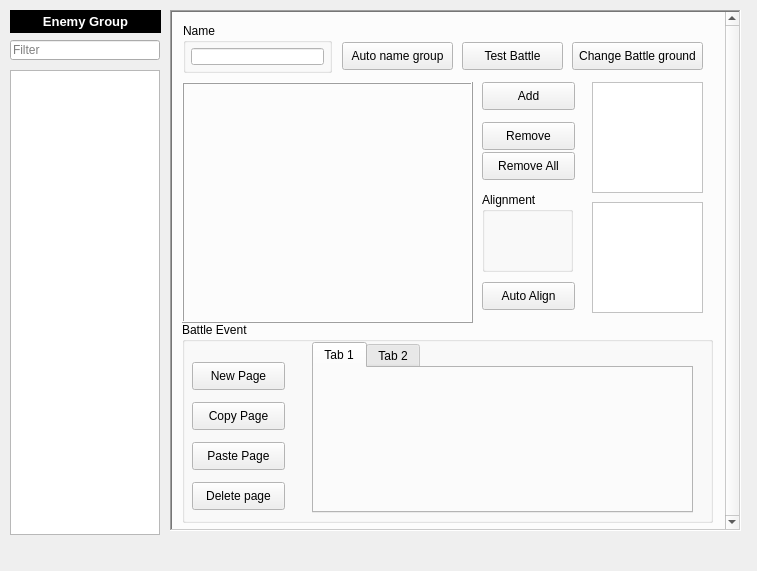
Old version of the form src/ui/database/enemy_group_widget.ui in the repository EasyRPG/Editor.
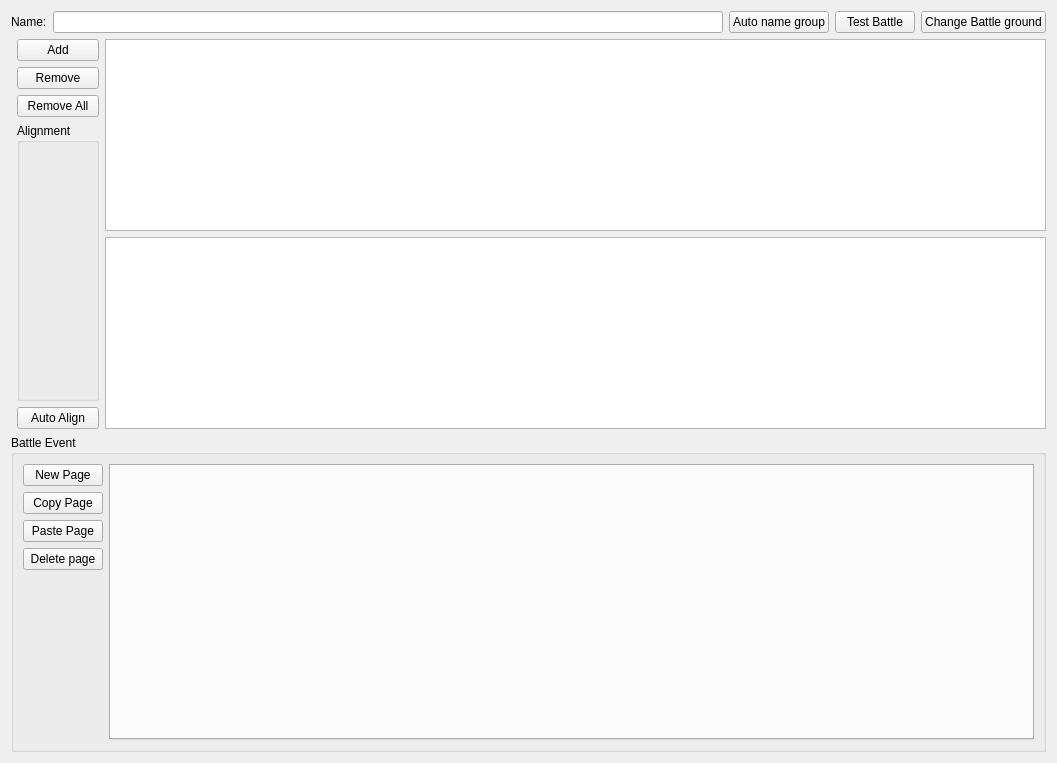
New version of the form.

Commit message:
Refactor Event Page Widgets: EventCommandsWidget is the handler for all event commands.
Is implemented now for Map Events, Common Events and Battle Events

```diff
--- a/src/ui/database/enemy_group_widget.ui
+++ b/src/ui/database/enemy_group_widget.ui
@@ -6,846 +6,178 @@
    <rect>
     <x>0</x>
     <y>0</y>
-    <width>757</width>
-    <height>571</height>
+    <width>1057</width>
+    <height>763</height>
    </rect>
   </property>
   <property name="windowTitle">
    <string>Form</string>
   </property>
-  <widget class="QListWidget" name="listOld_Character_9">
-   <property name="geometry">
-    <rect>
-     <x>10</x>
-     <y>70</y>
-     <width>150</width>
-     <height>465</height>
-    </rect>
-   </property>
-   <property name="maximumSize">
-    <size>
-     <width>150</width>
-     <height>16777215</height>
-    </size>
-   </property>
-   <property name="selectionRectVisible">
-    <bool>true</bool>
-   </property>
-  </widget>
-  <widget class="QScrollArea" name="scrollArea_2">
-   <property name="geometry">
-    <rect>
-     <x>170</x>
-     <y>10</y>
-     <width>571</width>
-     <height>521</height>
-    </rect>
-   </property>
-   <property name="palette">
-    <palette>
-     <active>
-      <colorrole role="Base">
-       <brush brushstyle="SolidPattern">
-        <color alpha="255">
-         <red>255</red>
-         <green>255</green>
-         <blue>255</blue>
-        </color>
-       </brush>
-      </colorrole>
-      <colorrole role="Window">
-       <brush brushstyle="SolidPattern">
-        <color alpha="255">
-         <red>252</red>
-         <green>252</green>
-         <blue>252</blue>
-        </color>
-       </brush>
-      </colorrole>
-     </active>
-     <inactive>
-      <colorrole role="Base">
-       <brush brushstyle="SolidPattern">
-        <color alpha="255">
-         <red>255</red>
-         <green>255</green>
-         <blue>255</blue>
-        </color>
-       </brush>
-      </colorrole>
-      <colorrole role="Window">
-       <brush brushstyle="SolidPattern">
-        <color alpha="255">
-         <red>252</red>
-         <green>252</green>
-         <blue>252</blue>
-        </color>
-       </brush>
-      </colorrole>
-     </inactive>
-     <disabled>
-      <colorrole role="Base">
-       <brush brushstyle="SolidPattern">
-        <color alpha="255">
-         <red>252</red>
-         <green>252</green>
-         <blue>252</blue>
-        </color>
-       </brush>
-      </colorrole>
-      <colorrole role="Window">
-       <brush brushstyle="SolidPattern">
-        <color alpha="255">
-         <red>252</red>
-         <green>252</green>
-         <blue>252</blue>
-        </color>
-       </brush>
-      </colorrole>
-     </disabled>
-    </palette>
-   </property>
-   <property name="frameShape">
-    <enum>QFrame::WinPanel</enum>
-   </property>
-   <property name="verticalScrollBarPolicy">
-    <enum>Qt::ScrollBarAlwaysOn</enum>
-   </property>
-   <property name="horizontalScrollBarPolicy">
-    <enum>Qt::ScrollBarAsNeeded</enum>
-   </property>
-   <property name="widgetResizable">
-    <bool>true</bool>
-   </property>
-   <widget class="QWidget" name="scrollAreaWidgetContents_2">
-    <property name="geometry">
-     <rect>
-      <x>0</x>
-      <y>0</y>
-      <width>550</width>
-      <height>517</height>
-     </rect>
-    </property>
-    <widget class="QGroupBox" name="groupBox_253">
-     <property name="geometry">
-      <rect>
-       <x>11</x>
-       <y>11</y>
-       <width>149</width>
-       <height>50</height>
-      </rect>
-     </property>
-     <property name="sizePolicy">
-      <sizepolicy hsizetype="Minimum" vsizetype="Minimum">
-       <horstretch>0</horstretch>
-       <verstretch>0</verstretch>
-      </sizepolicy>
-     </property>
-     <property name="title">
-      <string>Name</string>
-     </property>
-     <layout class="QHBoxLayout" name="horizontalLayout_33">
-      <property name="spacing">
-       <number>3</number>
-      </property>
-      <property name="leftMargin">
-       <number>5</number>
-      </property>
-      <property name="topMargin">
-       <number>5</number>
-      </property>
-      <property name="rightMargin">
-       <number>5</number>
-      </property>
-      <property name="bottomMargin">
-       <number>5</number>
-      </property>
-      <item>
-       <widget class="QLineEdit" name="lineOld_CharacterName_7"/>
-      </item>
-     </layout>
-    </widget>
-    <widget class="QPushButton" name="pushButton_42">
-     <property name="geometry">
-      <rect>
-       <x>170</x>
-       <y>30</y>
-       <width>111</width>
-       <height>28</height>
-      </rect>
-     </property>
-     <property name="text">
-      <string>Auto name group</string>
-     </property>
-    </widget>
-    <widget class="QPushButton" name="pushButton_43">
-     <property name="geometry">
-      <rect>
-       <x>290</x>
-       <y>30</y>
-       <width>101</width>
-       <height>28</height>
-      </rect>
-     </property>
-     <property name="text">
-      <string>Test Battle</string>
-     </property>
-    </widget>
-    <widget class="QPushButton" name="pushButton_44">
-     <property name="geometry">
-      <rect>
-       <x>400</x>
-       <y>30</y>
-       <width>131</width>
-       <height>28</height>
-      </rect>
-     </property>
-     <property name="text">
-      <string>Change Battle ground</string>
-     </property>
-    </widget>
-    <widget class="QFrame" name="frame_19">
-     <property name="geometry">
-      <rect>
-       <x>10</x>
-       <y>70</y>
-       <width>291</width>
-       <height>241</height>
-      </rect>
-     </property>
-     <property name="frameShape">
-      <enum>QFrame::Box</enum>
-     </property>
-     <property name="frameShadow">
-      <enum>QFrame::Raised</enum>
-     </property>
-    </widget>
-    <widget class="QPushButton" name="pushButton_45">
-     <property name="geometry">
-      <rect>
-       <x>310</x>
-       <y>70</y>
-       <width>93</width>
-       <height>28</height>
-      </rect>
-     </property>
-     <property name="text">
-      <string>Add</string>
-     </property>
-    </widget>
-    <widget class="QPushButton" name="pushButton_46">
-     <property name="geometry">
-      <rect>
-       <x>310</x>
-       <y>110</y>
-       <width>93</width>
-       <height>28</height>
-      </rect>
-     </property>
-     <property name="text">
-      <string>Remove</string>
-     </property>
-    </widget>
-    <widget class="QPushButton" name="pushButton_47">
-     <property name="geometry">
-      <rect>
-       <x>310</x>
-       <y>140</y>
-       <width>93</width>
-       <height>28</height>
-      </rect>
-     </property>
-     <property name="text">
-      <string>Remove All</string>
-     </property>
-    </widget>
-    <widget class="QGroupBox" name="groupBox_237">
-     <property name="geometry">
-      <rect>
-       <x>310</x>
-       <y>180</y>
-       <width>91</width>
-       <height>80</height>
-      </rect>
-     </property>
-     <property name="title">
-      <string>Alignment</string>
-     </property>
-    </widget>
-    <widget class="QPushButton" name="pushButton_48">
-     <property name="geometry">
-      <rect>
-       <x>310</x>
-       <y>270</y>
-       <width>93</width>
-       <height>28</height>
-      </rect>
-     </property>
-     <property name="text">
-      <string>Auto Align</string>
-     </property>
-    </widget>
+  <layout class="QVBoxLayout" name="verticalLayout_4">
+   <item>
+    <layout class="QHBoxLayout" name="horizontalLayout_2">
+     <item>
+      <layout class="QFormLayout" name="formLayout">
+       <item row="0" column="0">
+        <widget class="QLabel" name="label">
+         <property name="text">
+          <string>Name:</string>
+         </property>
+        </widget>
+       </item>
+       <item row="0" column="1">
+        <widget class="QLineEdit" name="lineName"/>
+       </item>
+      </layout>
+     </item>
+     <item>
+      <widget class="QPushButton" name="pushButton_42">
+       <property name="text">
+        <string>Auto name group</string>
+       </property>
+      </widget>
+     </item>
+     <item>
+      <widget class="QPushButton" name="pushButton_43">
+       <property name="text">
+        <string>Test Battle</string>
+       </property>
+      </widget>
+     </item>
+     <item>
+      <widget class="QPushButton" name="pushButton_44">
+       <property name="text">
+        <string>Change Battle ground</string>
+       </property>
+      </widget>
+     </item>
+    </layout>
+   </item>
+   <item>
+    <layout class="QHBoxLayout" name="horizontalLayout_3">
+     <item>
+      <widget class="QFrame" name="frame_19">
+       <property name="frameShape">
+        <enum>QFrame::Box</enum>
+       </property>
+       <property name="frameShadow">
+        <enum>QFrame::Raised</enum>
+       </property>
+      </widget>
+     </item>
+     <item>
+      <layout class="QVBoxLayout" name="verticalLayout_2">
+       <item>
+        <widget class="QPushButton" name="pushButton_45">
+         <property name="text">
+          <string>Add</string>
+         </property>
+        </widget>
+       </item>
+       <item>
+        <widget class="QPushButton" name="pushButton_46">
+         <property name="text">
+          <string>Remove</string>
+         </property>
+        </widget>
+       </item>
+       <item>
+        <widget class="QPushButton" name="pushButton_47">
+         <property name="text">
+          <string>Remove All</string>
+         </property>
+        </widget>
+       </item>
+       <item>
+        <widget class="QGroupBox" name="groupBox_237">
+         <property name="title">
+          <string>Alignment</string>
+         </property>
+        </widget>
+       </item>
+       <item>
+        <widget class="QPushButton" name="pushButton_48">
+         <property name="text">
+          <string>Auto Align</string>
+         </property>
+        </widget>
+       </item>
+      </layout>
+     </item>
+     <item>
+      <layout class="QVBoxLayout" name="verticalLayout_3">
+       <item>
+        <widget class="QListWidget" name="listWidget_12"/>
+       </item>
+       <item>
+        <widget class="QListWidget" name="listWidget_13"/>
+       </item>
+      </layout>
+     </item>
+    </layout>
+   </item>
+   <item>
     <widget class="QGroupBox" name="groupBox_241">
-     <property name="geometry">
-      <rect>
-       <x>10</x>
-       <y>310</y>
-       <width>531</width>
-       <height>201</height>
-      </rect>
-     </property>
      <property name="title">
       <string>Battle Event</string>
      </property>
-     <widget class="QTabWidget" name="tabWidget_3">
-      <property name="geometry">
-       <rect>
-        <x>130</x>
-        <y>20</y>
-        <width>381</width>
-        <height>171</height>
-       </rect>
-      </property>
-      <widget class="QWidget" name="tab_6">
-       <attribute name="title">
-        <string>Tab 1</string>
-       </attribute>
-      </widget>
-      <widget class="QWidget" name="tab_7">
-       <attribute name="title">
-        <string>Tab 2</string>
-       </attribute>
-      </widget>
-     </widget>
-     <widget class="QPushButton" name="pushButton_49">
-      <property name="geometry">
-       <rect>
-        <x>10</x>
-        <y>40</y>
-        <width>93</width>
-        <height>28</height>
-       </rect>
-      </property>
-      <property name="text">
-       <string>New Page</string>
-      </property>
-     </widget>
-     <widget class="QPushButton" name="pushButton_50">
-      <property name="geometry">
-       <rect>
-        <x>10</x>
-        <y>80</y>
-        <width>93</width>
-        <height>28</height>
-       </rect>
-      </property>
-      <property name="text">
-       <string>Copy Page</string>
-      </property>
-     </widget>
-     <widget class="QPushButton" name="pushButton_51">
-      <property name="geometry">
-       <rect>
-        <x>10</x>
-        <y>120</y>
-        <width>93</width>
-        <height>28</height>
-       </rect>
-      </property>
-      <property name="text">
-       <string>Paste Page</string>
-      </property>
-     </widget>
-     <widget class="QPushButton" name="pushButton_52">
-      <property name="geometry">
-       <rect>
-        <x>10</x>
-        <y>160</y>
-        <width>93</width>
-        <height>28</height>
-       </rect>
-      </property>
-      <property name="text">
-       <string>Delete page</string>
-      </property>
-     </widget>
+     <layout class="QHBoxLayout" name="horizontalLayout">
+      <item>
+       <layout class="QVBoxLayout" name="verticalLayout">
+        <item>
+         <widget class="QPushButton" name="buttonNewPage">
+          <property name="text">
+           <string>New Page</string>
+          </property>
+         </widget>
+        </item>
+        <item>
+         <widget class="QPushButton" name="buttonCopyPage">
+          <property name="text">
+           <string>Copy Page</string>
+          </property>
+         </widget>
+        </item>
+        <item>
+         <widget class="QPushButton" name="buttonPastePage">
+          <property name="text">
+           <string>Paste Page</string>
+          </property>
+         </widget>
+        </item>
+        <item>
+         <widget class="QPushButton" name="buttonDeletePage">
+          <property name="text">
+           <string>Delete page</string>
+          </property>
+         </widget>
+        </item>
+        <item>
+         <spacer name="verticalSpacer">
+          <property name="orientation">
+           <enum>Qt::Vertical</enum>
+          </property>
+          <property name="sizeHint" stdset="0">
+           <size>
+            <width>20</width>
+            <height>40</height>
+           </size>
+          </property>
+         </spacer>
+        </item>
+       </layout>
+      </item>
+      <item>
+       <widget class="QTabWidget" name="tabCommands">
+        <property name="currentIndex">
+         <number>-1</number>
+        </property>
+       </widget>
+      </item>
+     </layout>
     </widget>
-    <widget class="QListWidget" name="listWidget_12">
-     <property name="geometry">
-      <rect>
-       <x>420</x>
-       <y>70</y>
-       <width>111</width>
-       <height>111</height>
-      </rect>
-     </property>
-    </widget>
-    <widget class="QListWidget" name="listWidget_13">
-     <property name="geometry">
-      <rect>
-       <x>420</x>
-       <y>190</y>
-       <width>111</width>
-       <height>111</height>
-      </rect>
-     </property>
-    </widget>
-   </widget>
-  </widget>
-  <widget class="QLineEdit" name="lineOld_CharacterFilter_9">
-   <property name="geometry">
-    <rect>
-     <x>10</x>
-     <y>40</y>
-     <width>150</width>
-     <height>20</height>
-    </rect>
-   </property>
-   <property name="placeholderText">
-    <string>Filter</string>
-   </property>
-  </widget>
-  <widget class="QLabel" name="label_29">
-   <property name="geometry">
-    <rect>
-     <x>10</x>
-     <y>10</y>
-     <width>151</width>
-     <height>23</height>
-    </rect>
-   </property>
-   <property name="palette">
-    <palette>
-     <active>
-      <colorrole role="WindowText">
-       <brush brushstyle="SolidPattern">
-        <color alpha="255">
-         <red>255</red>
-         <green>255</green>
-         <blue>255</blue>
-        </color>
-       </brush>
-      </colorrole>
-      <colorrole role="Button">
-       <brush brushstyle="SolidPattern">
-        <color alpha="255">
-         <red>0</red>
-         <green>0</green>
-         <blue>0</blue>
-        </color>
-       </brush>
-      </colorrole>
-      <colorrole role="Light">
-       <brush brushstyle="SolidPattern">
-        <color alpha="255">
-         <red>0</red>
-         <green>0</green>
-         <blue>0</blue>
-        </color>
-       </brush>
-      </colorrole>
-      <colorrole role="Midlight">
-       <brush brushstyle="SolidPattern">
-        <color alpha="255">
-         <red>0</red>
-         <green>0</green>
-         <blue>0</blue>
-        </color>
-       </brush>
-      </colorrole>
-      <colorrole role="Dark">
-       <brush brushstyle="SolidPattern">
-        <color alpha="255">
-         <red>0</red>
-         <green>0</green>
-         <blue>0</blue>
-        </color>
-       </brush>
-      </colorrole>
-      <colorrole role="Mid">
-       <brush brushstyle="SolidPattern">
-        <color alpha="255">
-         <red>0</red>
-         <green>0</green>
-         <blue>0</blue>
-        </color>
-       </brush>
-      </colorrole>
-      <colorrole role="Text">
-       <brush brushstyle="SolidPattern">
-        <color alpha="255">
-         <red>255</red>
-         <green>255</green>
-         <blue>255</blue>
-        </color>
-       </brush>
-      </colorrole>
-      <colorrole role="BrightText">
-       <brush brushstyle="SolidPattern">
-        <color alpha="255">
-         <red>255</red>
-         <green>255</green>
-         <blue>255</blue>
-        </color>
-       </brush>
-      </colorrole>
-      <colorrole role="ButtonText">
-       <brush brushstyle="SolidPattern">
-        <color alpha="255">
-         <red>255</red>
-         <green>255</green>
-         <blue>255</blue>
-        </color>
-       </brush>
-      </colorrole>
-      <colorrole role="Base">
-       <brush brushstyle="SolidPattern">
-        <color alpha="255">
-         <red>0</red>
-         <green>0</green>
-         <blue>0</blue>
-        </color>
-       </brush>
-      </colorrole>
-      <colorrole role="Window">
-       <brush brushstyle="SolidPattern">
-        <color alpha="255">
-         <red>0</red>
-         <green>0</green>
-         <blue>0</blue>
-        </color>
-       </brush>
-      </colorrole>
-      <colorrole role="Shadow">
-       <brush brushstyle="SolidPattern">
-        <color alpha="255">
-         <red>0</red>
-         <green>0</green>
-         <blue>0</blue>
-        </color>
-       </brush>
-      </colorrole>
-      <colorrole role="AlternateBase">
-       <brush brushstyle="SolidPattern">
-        <color alpha="255">
-         <red>0</red>
-         <green>0</green>
-         <blue>0</blue>
-        </color>
-       </brush>
-      </colorrole>
-      <colorrole role="ToolTipBase">
-       <brush brushstyle="SolidPattern">
-        <color alpha="255">
-         <red>255</red>
-         <green>255</green>
-         <blue>220</blue>
-        </color>
-       </brush>
-      </colorrole>
-      <colorrole role="ToolTipText">
-       <brush brushstyle="SolidPattern">
-        <color alpha="255">
-         <red>0</red>
-         <green>0</green>
-         <blue>0</blue>
-        </color>
-       </brush>
-      </colorrole>
-     </active>
-     <inactive>
-      <colorrole role="WindowText">
-       <brush brushstyle="SolidPattern">
-        <color alpha="255">
-         <red>255</red>
-         <green>255</green>
-         <blue>255</blue>
-        </color>
-       </brush>
-      </colorrole>
-      <colorrole role="Button">
-       <brush brushstyle="SolidPattern">
-        <color alpha="255">
-         <red>0</red>
-         <green>0</green>
-         <blue>0</blue>
-        </color>
-       </brush>
-      </colorrole>
-      <colorrole role="Light">
-       <brush brushstyle="SolidPattern">
-        <color alpha="255">
-         <red>0</red>
-         <green>0</green>
-         <blue>0</blue>
-        </color>
-       </brush>
-      </colorrole>
-      <colorrole role="Midlight">
-       <brush brushstyle="SolidPattern">
-        <color alpha="255">
-         <red>0</red>
-         <green>0</green>
-         <blue>0</blue>
-        </color>
-       </brush>
-      </colorrole>
-      <colorrole role="Dark">
-       <brush brushstyle="SolidPattern">
-        <color alpha="255">
-         <red>0</red>
-         <green>0</green>
-         <blue>0</blue>
-        </color>
-       </brush>
-      </colorrole>
-      <colorrole role="Mid">
-       <brush brushstyle="SolidPattern">
-        <color alpha="255">
-         <red>0</red>
-         <green>0</green>
-         <blue>0</blue>
-        </color>
-       </brush>
-      </colorrole>
-      <colorrole role="Text">
-       <brush brushstyle="SolidPattern">
-        <color alpha="255">
-         <red>255</red>
-         <green>255</green>
-         <blue>255</blue>
-        </color>
-       </brush>
-      </colorrole>
-      <colorrole role="BrightText">
-       <brush brushstyle="SolidPattern">
-        <color alpha="255">
-         <red>255</red>
-         <green>255</green>
-         <blue>255</blue>
-        </color>
-       </brush>
-      </colorrole>
-      <colorrole role="ButtonText">
-       <brush brushstyle="SolidPattern">
-        <color alpha="255">
-         <red>255</red>
-         <green>255</green>
-         <blue>255</blue>
-        </color>
-       </brush>
-      </colorrole>
-      <colorrole role="Base">
-       <brush brushstyle="SolidPattern">
-        <color alpha="255">
-         <red>0</red>
-         <green>0</green>
-         <blue>0</blue>
-        </color>
-       </brush>
-      </colorrole>
-      <colorrole role="Window">
-       <brush brushstyle="SolidPattern">
-        <color alpha="255">
-         <red>0</red>
-         <green>0</green>
-         <blue>0</blue>
-        </color>
-       </brush>
-      </colorrole>
-      <colorrole role="Shadow">
-       <brush brushstyle="SolidPattern">
-        <color alpha="255">
-         <red>0</red>
-         <green>0</green>
-         <blue>0</blue>
-        </color>
-       </brush>
-      </colorrole>
-      <colorrole role="AlternateBase">
-       <brush brushstyle="SolidPattern">
-        <color alpha="255">
-         <red>0</red>
-         <green>0</green>
-         <blue>0</blue>
-        </color>
-       </brush>
-      </colorrole>
-      <colorrole role="ToolTipBase">
-       <brush brushstyle="SolidPattern">
-        <color alpha="255">
-         <red>255</red>
-         <green>255</green>
-         <blue>220</blue>
-        </color>
-       </brush>
-      </colorrole>
-      <colorrole role="ToolTipText">
-       <brush brushstyle="SolidPattern">
-        <color alpha="255">
-         <red>0</red>
-         <green>0</green>
-         <blue>0</blue>
-        </color>
-       </brush>
-      </colorrole>
-     </inactive>
-     <disabled>
-      <colorrole role="WindowText">
-       <brush brushstyle="SolidPattern">
-        <color alpha="255">
-         <red>0</red>
-         <green>0</green>
-         <blue>0</blue>
-        </color>
-       </brush>
-      </colorrole>
-      <colorrole role="Button">
-       <brush brushstyle="SolidPattern">
-        <color alpha="255">
-         <red>0</red>
-         <green>0</green>
-         <blue>0</blue>
-        </color>
-       </brush>
-      </colorrole>
-      <colorrole role="Light">
-       <brush brushstyle="SolidPattern">
-        <color alpha="255">
-         <red>0</red>
-         <green>0</green>
-         <blue>0</blue>
-        </color>
-       </brush>
-      </colorrole>
-      <colorrole role="Midlight">
-       <brush brushstyle="SolidPattern">
-        <color alpha="255">
-         <red>0</red>
-         <green>0</green>
-         <blue>0</blue>
-        </color>
-       </brush>
-      </colorrole>
-      <colorrole role="Dark">
-       <brush brushstyle="SolidPattern">
-        <color alpha="255">
-         <red>0</red>
-         <green>0</green>
-         <blue>0</blue>
-        </color>
-       </brush>
-      </colorrole>
-      <colorrole role="Mid">
-       <brush brushstyle="SolidPattern">
-        <color alpha="255">
-         <red>0</red>
-         <green>0</green>
-         <blue>0</blue>
-        </color>
-       </brush>
-      </colorrole>
-      <colorrole role="Text">
-       <brush brushstyle="SolidPattern">
-        <color alpha="255">
-         <red>0</red>
-         <green>0</green>
-         <blue>0</blue>
-        </color>
-       </brush>
-      </colorrole>
-      <colorrole role="BrightText">
-       <brush brushstyle="SolidPattern">
-        <color alpha="255">
-         <red>255</red>
-         <green>255</green>
-         <blue>255</blue>
-        </color>
-       </brush>
-      </colorrole>
-      <colorrole role="ButtonText">
-       <brush brushstyle="SolidPattern">
-        <color alpha="255">
-         <red>0</red>
-         <green>0</green>
-         <blue>0</blue>
-        </color>
-       </brush>
-      </colorrole>
-      <colorrole role="Base">
-       <brush brushstyle="SolidPattern">
-        <color alpha="255">
-         <red>0</red>
-         <green>0</green>
-         <blue>0</blue>
-        </color>
-       </brush>
-      </colorrole>
-      <colorrole role="Window">
-       <brush brushstyle="SolidPattern">
-        <color alpha="255">
-         <red>0</red>
-         <green>0</green>
-         <blue>0</blue>
-        </color>
-       </brush>
-      </colorrole>
-      <colorrole role="Shadow">
-       <brush brushstyle="SolidPattern">
-        <color alpha="255">
-         <red>0</red>
-         <green>0</green>
-         <blue>0</blue>
-        </color>
-       </brush>
-      </colorrole>
-      <colorrole role="AlternateBase">
-       <brush brushstyle="SolidPattern">
-        <color alpha="255">
-         <red>0</red>
-         <green>0</green>
-         <blue>0</blue>
-        </color>
-       </brush>
-      </colorrole>
-      <colorrole role="ToolTipBase">
-       <brush brushstyle="SolidPattern">
-        <color alpha="255">
-         <red>255</red>
-         <green>255</green>
-         <blue>220</blue>
-        </color>
-       </brush>
-      </colorrole>
-      <colorrole role="ToolTipText">
-       <brush brushstyle="SolidPattern">
-        <color alpha="255">
-         <red>0</red>
-         <green>0</green>
-         <blue>0</blue>
-        </color>
-       </brush>
-      </colorrole>
-     </disabled>
-    </palette>
-   </property>
-   <property name="font">
-    <font>
-     <pointsize>10</pointsize>
-     <weight>75</weight>
-     <bold>true</bold>
-    </font>
-   </property>
-   <property name="autoFillBackground">
-    <bool>true</bool>
-   </property>
-   <property name="text">
-    <string>Enemy Group</string>
-   </property>
-   <property name="alignment">
-    <set>Qt::AlignCenter</set>
-   </property>
-  </widget>
+   </item>
+  </layout>
  </widget>
  <resources/>
  <connections/>
```
The commit also changes 12 other files.
